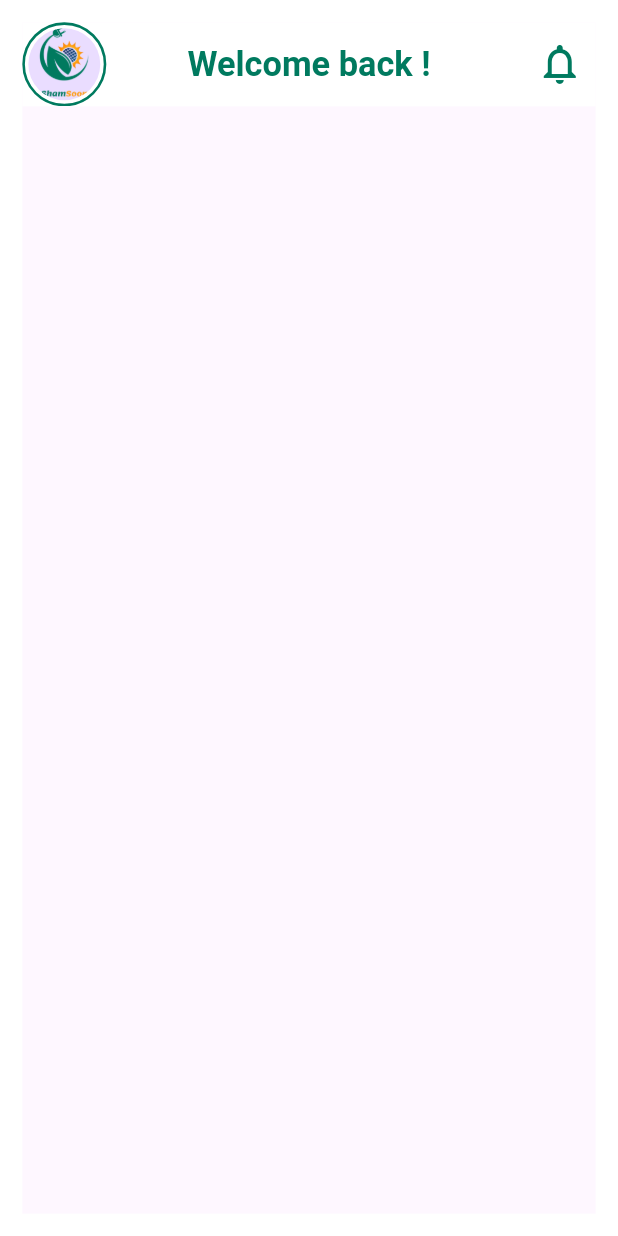
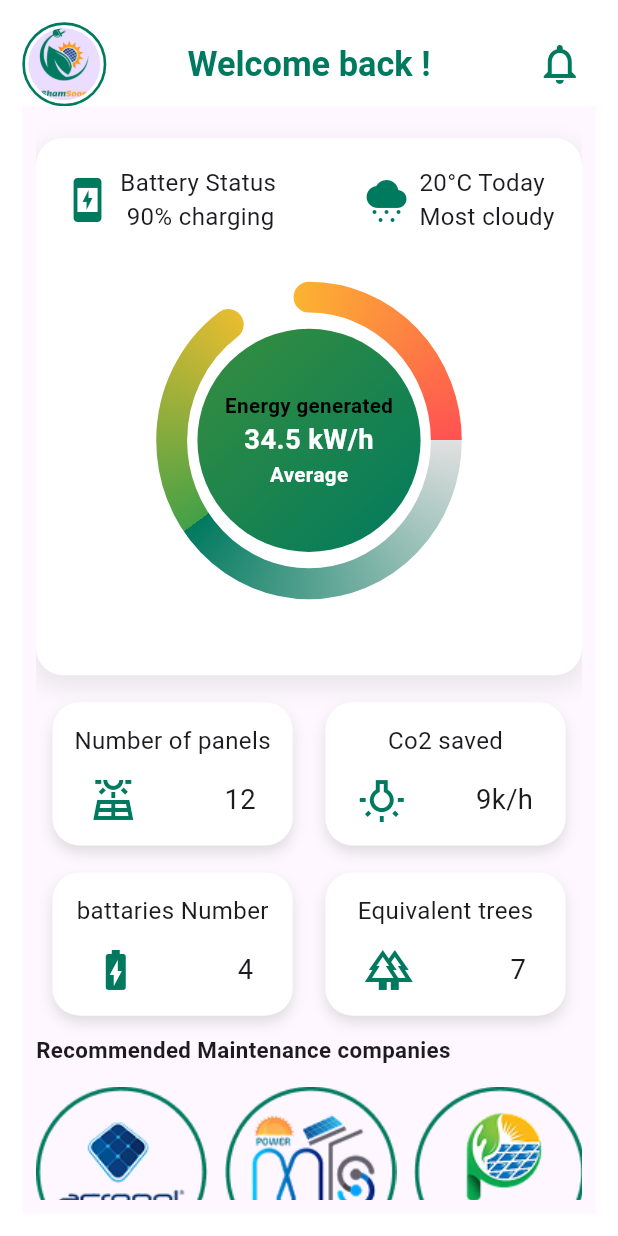
Before and after one commit to Rewanelmlah/ShamSoon, a Flutter app: the HomeScreen screen opened directly, on a phone screen of 412 x 824 dp. Run offline on Flutter 3.47's test engine with Material 3 defaults, Android fonts, the phone set to English and light mode, and no system bars; our stand-ins replace fl_chart, flutter_screenutil, pinput, smooth_page_indicator.

Commit message:
adding more files to home and code

```diff
--- a/lib/features/home/presentation/views/Home_Screen.dart
+++ b/lib/features/home/presentation/views/Home_Screen.dart
@@ -1,6 +1,8 @@
 import 'package:flutter/material.dart';
 import 'package:flutter_screenutil/flutter_screenutil.dart';
 import 'package:shamsoon/features/home/presentation/widgets/Custome_AppBar.dart';
+import 'package:shamsoon/features/home/presentation/widgets/custome_baterystatus.dart';
+import 'package:shamsoon/features/home/presentation/widgets/custome_smallcontainer.dart';
 class HomeScreen extends StatelessWidget {
   const HomeScreen({super.key});
 
@@ -10,7 +12,50 @@ class HomeScreen extends StatelessWidget {
       padding: EdgeInsets.all(13.w),
       child: Scaffold(
         appBar: CustomAppBar(),
-      ),
-    );
+        body: Padding(
+          padding:  EdgeInsets.all(8.w),
+          child: SingleChildScrollView(
+             scrollDirection: Axis.vertical,
+            child: Column(
+              crossAxisAlignment:CrossAxisAlignment.start,
+              children: [
+              SizedBox(height: 10.h,),
+              BatteryStatusCard(),
+              SizedBox(height: 15.h,),
+             const Row(
+                mainAxisAlignment: MainAxisAlignment.spaceAround,
+                children: [
+                CustomResponsiveContainer(text: 'Number of panels', icon: Icons.solar_power_outlined, number: '12'),
+              CustomResponsiveContainer(text: 'Co2 saved', icon: Icons.wb_incandescent_outlined, number: '9k/h')
+              ],),
+              SizedBox(height: 15.h,),
+              const Row(
+                mainAxisAlignment: MainAxisAlignment.spaceAround,
+                children: [
+                CustomResponsiveContainer(text: 'battaries Number', icon: Icons.battery_charging_full_outlined, number: '4'),
+              CustomResponsiveContainer(text: 'Equivalent trees', icon: Icons.forest_outlined, number: '7')
+              ],),
+             SizedBox(height: 10.h,),
+             Text('Recommended Maintenance companies',style: TextStyle(fontSize: 13.sp,fontWeight: FontWeight.bold),),
+             SizedBox(height: 10.h,),
+             SingleChildScrollView(
+              scrollDirection: Axis.horizontal,
+               child: Row(
+                mainAxisAlignment: MainAxisAlignment.spaceEvenly,
+                 children: [
+                   Image.asset('assets/images/firstcom.png',height: 100.h,width: 100.w,),
+                   SizedBox(width: 10.w,),
+                    Image.asset('assets/images/secondcom.png',height: 100.h,width: 100.w,),
+                    SizedBox(width: 10.w,), Image.asset('assets/images/thirdcom.png',height: 100.h,width: 100.w,),
+                     SizedBox(width: 10.w,), Image.asset('assets/images/firstcom.png',height: 100.h,width: 100.w,),
+                     SizedBox(width: 10.w,),  Image.asset('assets/images/secondcom.png',height: 100.h,width: 100.w,),
+                    SizedBox(width: 10.w,), Image.asset('assets/images/thirdcom.png',height: 100.h,width: 100.w,),
+                   ],
+               ),
+             ),
+
+              ],
+
+              )))));
   }
-}
+  }
--- /dev/null
+++ b/lib/features/home/presentation/views/panel_details.dart
@@ -0,0 +1,10 @@
+import 'package:flutter/material.dart';
+
+class PanelDetailes extends StatelessWidget {
+  const PanelDetailes({super.key});
+
+  @override
+  Widget build(BuildContext context) {
+    return Scaffold();
+  }
+}
--- /dev/null
+++ b/lib/features/home/presentation/widgets/custome_baterystatus.dart
@@ -0,0 +1,105 @@
+import 'package:flutter/material.dart';
+import 'package:flutter_screenutil/flutter_screenutil.dart';
+import 'package:shamsoon/core/app_colors.dart';
+import 'package:shamsoon/features/home/presentation/views/panel_details.dart';
+import 'package:shamsoon/features/home/presentation/widgets/custome_gradient.dart';
+
+class BatteryStatusCard extends StatelessWidget {
+  @override
+  Widget build(BuildContext context) {
+    return
+            InkWell(
+              onTap: () {
+
+                 Navigator.push(
+                   context,
+                   MaterialPageRoute(builder: (context) => PanelDetailes()),
+                 );
+              },
+              borderRadius: BorderRadius.circular(16.r),
+              child: Container(
+                height: 300.h,
+                width: 400.w,
+                padding: EdgeInsets.all(16.w),
+                decoration: BoxDecoration(
+                  color: Colors.white,
+                  borderRadius: BorderRadius.circular(16.r),
+                  boxShadow: [
+                    BoxShadow(
+                      color: Colors.grey.withOpacity(0.2),
+                      blurRadius: 10.r,
+                      spreadRadius: 2.r,
+                      offset: Offset(0, 5.h),
+                    ),
+                  ],
+                ),
+                child: Column(
+                  crossAxisAlignment: CrossAxisAlignment.start,
+                  children: [
+                    Row(
+                      mainAxisAlignment: MainAxisAlignment.spaceBetween,
+                      children: [
+                        Row(
+                          children: [
+                            Icon(Icons.charging_station, color: AppColors.primaryColor, size: 28.sp),
+                            SizedBox(width: 5.w),
+                            Text("Battery Status\n 90% charging", style: TextStyle(fontSize: 14.sp,)),
+                          ],
+                        ),
+                        Row(
+                          children: [
+                            Icon(Icons.cloudy_snowing, color: AppColors.primaryColor, size: 28.sp),
+                            SizedBox(width: 5.w),
+                            Column(
+                              crossAxisAlignment: CrossAxisAlignment.start,
+                              children: [
+                                Text("20°C Today", style: TextStyle(fontSize: 14.sp, )),
+                                Text("Most cloudy", style: TextStyle(fontSize: 14.sp, )),
+                              ],
+                            ),
+                          ],
+                        ),
+                      ],
+                    ),
+
+                    SizedBox(height: 40.h),
+
+                  Center(
+  child: Stack(
+    alignment: Alignment.center,
+    children: [
+      CustomPaint(
+        size: Size(150.w, 150.h),
+        painter: GradientPieChartPainter(),
+      ),
+      Container(
+        width: 130.w,
+        height: 130.h,
+        decoration: BoxDecoration(
+          shape: BoxShape.circle,
+          gradient: LinearGradient(
+            colors: [Colors.green.shade700, AppColors.primaryColor],
+            begin: Alignment.topLeft,
+            end: Alignment.bottomRight,
+          ),
+        ),
+        child: Column(
+          mainAxisAlignment: MainAxisAlignment.center,
+          children: [
+            Text("Energy generated",
+                style: TextStyle(fontSize: 12.sp, color: Colors.black, fontWeight: FontWeight.bold)),
+            Text("34.5 kW/h",
+                style: TextStyle(fontSize: 16.sp, color: Colors.white, fontWeight: FontWeight.bold)),
+            Text("Average",
+                style: TextStyle(fontSize: 12.sp, color: Colors.white, fontWeight: FontWeight.bold)),
+          ],
+        ),
+      ),
+    ],
+  ),
+),
+                ]),
+              ),
+            );
+  }
+}
--- /dev/null
+++ b/lib/features/home/presentation/widgets/custome_gradient.dart
@@ -0,0 +1,43 @@
+import 'package:flutter/material.dart';
+import 'package:flutter_screenutil/flutter_screenutil.dart';
+import 'dart:ui' as ui;
+
+import 'package:shamsoon/core/app_colors.dart';
+
+class GradientPieChartPainter extends CustomPainter {
+  @override
+  void paint(Canvas canvas, Size size) {
+    Paint paint = Paint()
+      ..shader = ui.Gradient.sweep(
+        Offset(size.width / 2, size.height / 2),
+        [
+          Colors.grey.shade300,
+          AppColors.primaryColor,
+          Colors.green.shade600,
+          Colors.yellow.shade700,
+          Colors.redAccent,
+        ],
+        [0.0, 0.4,0.4, 0.7, 1.0],
+        TileMode.clamp,
+      )
+      ..style = PaintingStyle.stroke
+      ..strokeWidth = 18.w
+      ..strokeCap = StrokeCap.round;
+
+    // رسم القوس بشكل صحيح من الأعلى
+    canvas.drawArc(
+      Rect.fromCenter(
+        center: Offset(size.width / 2, size.height / 2),
+        width: 160.w,
+        height: 160.h,
+      ),
+      -90 * (3.1415927 / 180),
+      270 * (3.1415927 / 150),
+      false,
+      paint,
+    );
+  }
+
+  @override
+  bool shouldRepaint(covariant CustomPainter oldDelegate) => false;
+}
--- /dev/null
+++ b/lib/features/home/presentation/widgets/custome_smallcontainer.dart
@@ -0,0 +1,62 @@
+import 'package:flutter/material.dart';
+import 'package:flutter_screenutil/flutter_screenutil.dart';
+import 'package:shamsoon/core/app_colors.dart';
+
+class CustomResponsiveContainer extends StatelessWidget {
+  final String text;
+  final IconData icon;
+  final String number;
+
+  const CustomResponsiveContainer({
+    super.key,
+    required this.text,
+    required this.icon,
+    required this.number,
+  });
+
+  @override
+  Widget build(BuildContext context) {
+    return Container(
+      width: 140.w,
+      height: 80.h,
+      decoration: BoxDecoration(
+        color: Colors.white,
+        borderRadius: BorderRadius.circular(16.r),
+        boxShadow: [
+          BoxShadow(
+            color: Colors.grey.withOpacity(0.3),
+            blurRadius: 6.r,
+            offset: Offset(0, 4.h),
+          ),
+        ],
+      ),
+      padding: EdgeInsets.all(10.w),
+      child: Column(
+        mainAxisAlignment: MainAxisAlignment.center,
+        crossAxisAlignment: CrossAxisAlignment.center,
+        children: [
+          Text(
+            text,
+            style: TextStyle(
+              fontSize: 14.sp,
+            ),
+          ),
+          SizedBox(height: 10.h),
+          Row(
+            mainAxisAlignment: MainAxisAlignment.spaceAround,
+            children: [
+              Icon(icon, color:AppColors.primaryColor, size: 28.sp),
+              SizedBox(width: 5.w),
+              Text(
+                number,
+                style: TextStyle(
+                  fontSize: 16.sp,
+                ),
+              ),
+            ],
+          ),
+        ],
+      ),
+    );
+  }
+}
```
Also changed, not shown: assets/images/firstcom.png (added), assets/images/secondcom.png (added), assets/images/thirdcom.png (added).
